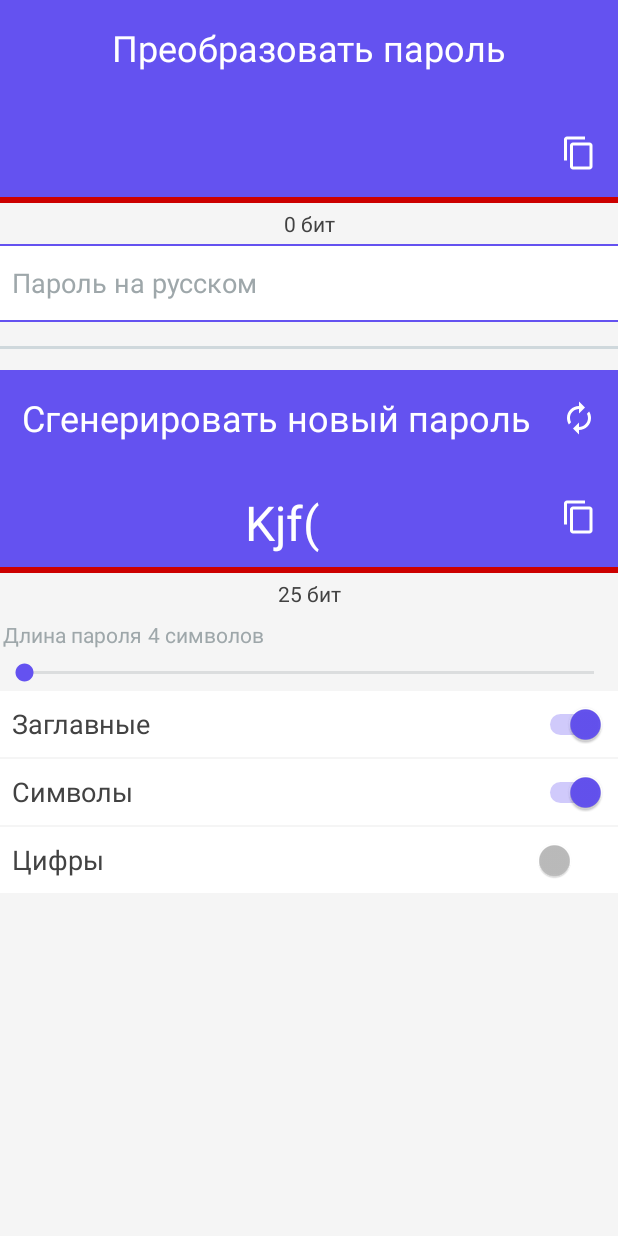
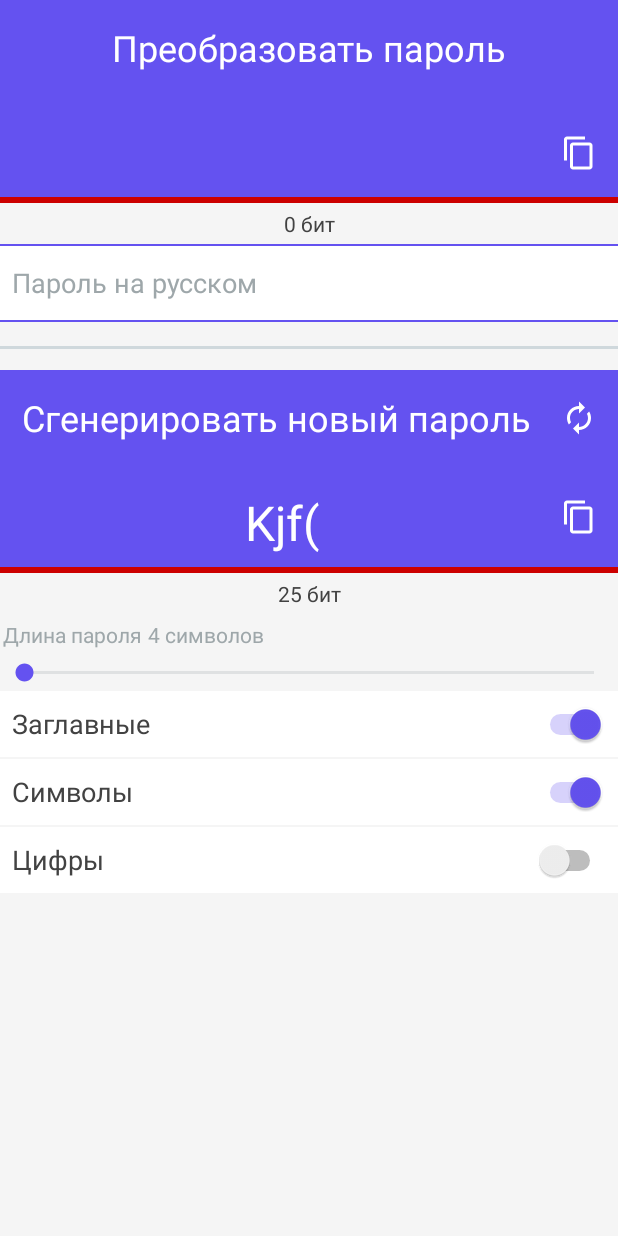
Before and after one commit to kkgosu/Password-Helper, an Android app: the MainActivity screen opened directly, with no data from a screen before it, on a phone screen of 412 x 824 dp. Run offline under Robolectric (Android 15) with nearby library versions, the phone set to English and light mode, and no system bars.

Commit message:
switched to AppCompatActivity(); style fixes

```diff
--- a/app/src/main/java/com/sber/rupassword/CreateMasterPasswordActivity.kt
+++ b/app/src/main/java/com/sber/rupassword/CreateMasterPasswordActivity.kt
@@ -1,13 +1,13 @@
 package com.sber.rupassword
 
-import android.app.Activity
 import android.content.Intent
 import android.os.Bundle
+import androidx.appcompat.app.AppCompatActivity
 import com.sber.rupassword.auth.Account
 import com.sber.rupassword.auth.AccountManager
 import kotlinx.android.synthetic.main.activity_create_master_password.*
 
-class CreateMasterPasswordActivity : Activity() {
+class CreateMasterPasswordActivity : AppCompatActivity() {
 
     override fun onCreate(savedInstanceState: Bundle?) {
         super.onCreate(savedInstanceState)
--- a/app/src/main/java/com/sber/rupassword/MainActivity.kt
+++ b/app/src/main/java/com/sber/rupassword/MainActivity.kt
@@ -1,6 +1,5 @@
 package com.sber.rupassword
 
-import android.app.Activity
 import android.content.ClipData
 import android.content.ClipboardManager
 import android.content.Context
@@ -11,9 +10,10 @@ import android.widget.CompoundButton
 import android.widget.SeekBar
 import android.widget.TextView
 import android.widget.Toast
+import androidx.appcompat.app.AppCompatActivity
 import kotlinx.android.synthetic.main.activity_main.*
 
-class MainActivity : Activity(), CompoundButton.OnCheckedChangeListener {
+class MainActivity : AppCompatActivity(), CompoundButton.OnCheckedChangeListener {
 
     private lateinit var passwordHelper: PasswordHelper
 
--- a/app/src/main/java/com/sber/rupassword/MasterPasswordActivity.kt
+++ b/app/src/main/java/com/sber/rupassword/MasterPasswordActivity.kt
@@ -1,12 +1,12 @@
 package com.sber.rupassword
 
-import android.app.Activity
 import android.content.Intent
 import android.os.Bundle
+import androidx.appcompat.app.AppCompatActivity
 import com.sber.rupassword.auth.AccountManager
 import kotlinx.android.synthetic.main.activity_master_password.*
 
-class MasterPasswordActivity : Activity() {
+class MasterPasswordActivity : AppCompatActivity() {
 
     override fun onCreate(savedInstanceState: Bundle?) {
         super.onCreate(savedInstanceState)
--- a/app/src/main/java/com/sber/rupassword/ResetMasterPasswordActivity.kt
+++ b/app/src/main/java/com/sber/rupassword/ResetMasterPasswordActivity.kt
@@ -1,12 +1,12 @@
 package com.sber.rupassword
 
-import android.app.Activity
 import android.content.Intent
 import android.os.Bundle
+import androidx.appcompat.app.AppCompatActivity
 import com.sber.rupassword.auth.AccountManager
 import kotlinx.android.synthetic.main.activity_reset_master_password.*
 
-class ResetMasterPasswordActivity : Activity() {
+class ResetMasterPasswordActivity : AppCompatActivity() {
 
     override fun onCreate(savedInstanceState: Bundle?) {
         super.onCreate(savedInstanceState)
--- a/app/src/main/res/layout/activity_master_password.xml
+++ b/app/src/main/res/layout/activity_master_password.xml
@@ -25,8 +25,10 @@
         android:layout_height="wrap_content"
         android:layout_margin="@dimen/result_margin"
         android:background="@drawable/button_bg"
-        android:padding="@dimen/copy_button_padding"
+        android:padding="8dp"
         android:text="@string/unlock"
+        android:textAppearance="@style/TextAppearance.MaterialComponents.Button"
+        android:textColor="@color/white"
         app:layout_constraintEnd_toEndOf="@id/master_password_input"
         app:layout_constraintStart_toStartOf="@id/master_password_input"
         app:layout_constraintTop_toBottomOf="@id/master_password_input" />
--- a/app/src/main/res/layout/activity_reset_master_password.xml
+++ b/app/src/main/res/layout/activity_reset_master_password.xml
@@ -35,6 +35,8 @@
         android:background="@drawable/button_bg"
         android:padding="8dp"
         android:text="@string/reset_and_delete"
+        android:textAppearance="@style/TextAppearance.MaterialComponents.Button"
+        android:textColor="@color/white"
         app:layout_constraintEnd_toEndOf="parent"
         app:layout_constraintStart_toStartOf="parent"
         app:layout_constraintTop_toBottomOf="@id/reset_password_desc" />
--- a/app/src/main/res/layout/activity_saved_passwords.xml
+++ b/app/src/main/res/layout/activity_saved_passwords.xml
@@ -21,6 +21,7 @@
         android:layout_height="wrap_content"
         android:layout_gravity="bottom|end"
         android:layout_margin="@dimen/fab_margin"
+        android:backgroundTint="@color/colorPrimary"
         app:srcCompat="@drawable/ic_add_black_24dp" />
 
 </androidx.coordinatorlayout.widget.CoordinatorLayout>
--- a/app/src/main/res/values/styles.xml
+++ b/app/src/main/res/values/styles.xml
@@ -1,10 +1,11 @@
 <resources>
 
     <!-- Base application theme. -->
-    <style name="AppTheme" parent="android:Theme.Material.NoActionBar">
+    <style name="AppTheme" parent="Theme.AppCompat.DayNight.NoActionBar">
         <item name="android:colorPrimary">@color/colorPrimary</item>
         <item name="android:colorPrimaryDark">@color/colorPrimaryDark</item>
         <item name="android:colorAccent">@color/material_blue</item>
+        <item name="colorControlActivated">@color/colorPrimary</item>
     </style>
 
     <style name="HeaderTextAppearance">
@@ -55,19 +56,12 @@
         <item name="android:padding">@dimen/copy_button_padding</item>
     </style>
 
-    <style name="Switch">
+    <style name="Switch" parent="Theme.AppCompat.DayNight.NoActionBar">
         <item name="android:background">@color/white</item>
         <item name="android:paddingStart">8dp</item>
         <item name="android:paddingEnd">8dp</item>
         <item name="android:textAppearance">@android:style/TextAppearance.Material.Medium</item>
         <item name="android:textColor">@color/grey_800</item>
-    </style>
-
-    <style name="Switch.Horizontal">
-        <item name="android:layout_marginEnd">1dp</item>
-        <item name="android:layout_width">0dp</item>
-        <item name="android:layout_height">44dp</item>
-        <item name="android:layout_weight">1</item>
     </style>
 
     <style name="BitsTextAppearance" parent="@android:style/TextAppearance.Material">
```
